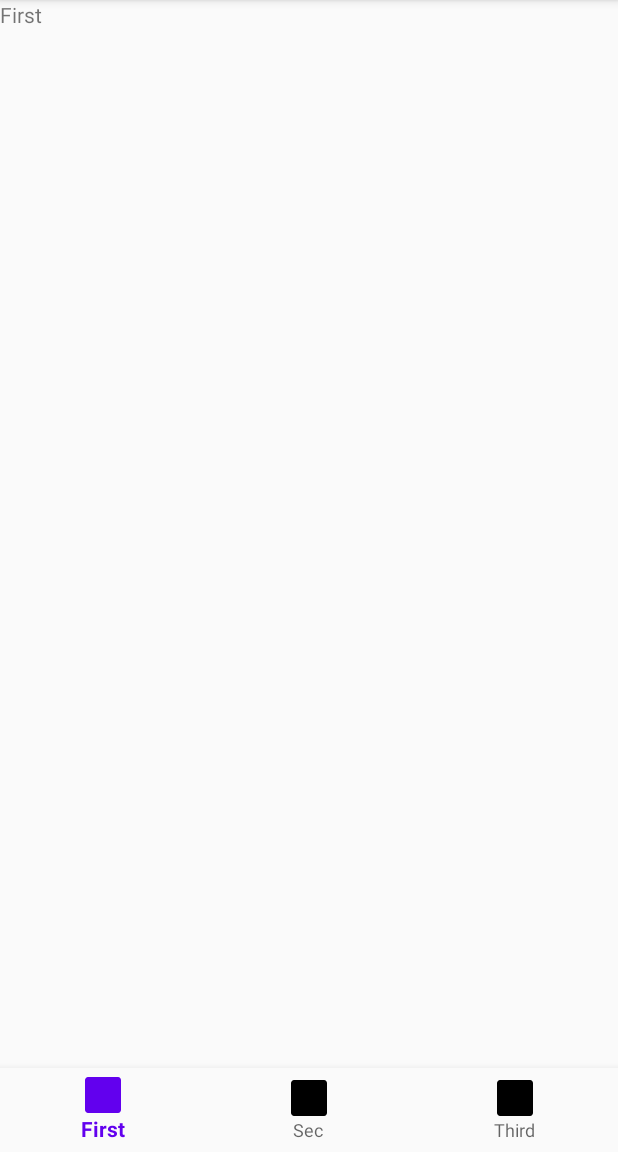
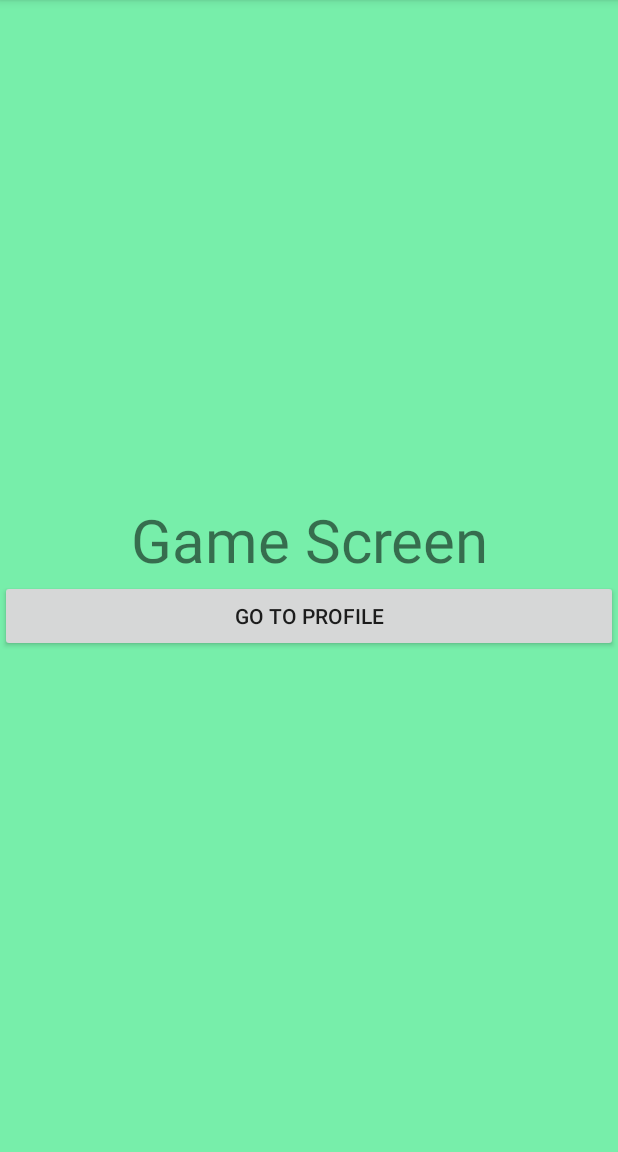
Before and after one commit to PalakSDarji/MyNavDemo, an Android app: the screen it shows after launch (MainActivity before the commit, GameActivity after it), on a phone screen of 412 x 824 dp, the part 84-1236 px from its top. Run offline under Robolectric (Android 15) with nearby library versions, the phone set to English and light mode, and no system bars.

Commit message:
viewmodel created for login state

```diff
--- /dev/null
+++ b/app/src/main/java/com/palak/mynavdemo/GameActivity.kt
@@ -0,0 +1,15 @@
+package com.palak.mynavdemo
+
+import androidx.appcompat.app.AppCompatActivity
+import android.os.Bundle
+import androidx.activity.viewModels
+
+class GameActivity : AppCompatActivity() {
+
+    private val viewModel : GameLoginViewModel by viewModels()
+
+    override fun onCreate(savedInstanceState: Bundle?) {
+        super.onCreate(savedInstanceState)
+        setContentView(R.layout.activity_game)
+    }
+}
--- /dev/null
+++ b/app/src/main/java/com/palak/mynavdemo/GameFragment.kt
@@ -0,0 +1,32 @@
+package com.palak.mynavdemo
+
+import android.os.Bundle
+import androidx.fragment.app.Fragment
+import android.view.LayoutInflater
+import android.view.View
+import android.view.ViewGroup
+import androidx.navigation.fragment.findNavController
+import kotlinx.android.synthetic.main.fragment_game.*
+
+/**
+ * A simple [Fragment] subclass.
+ */
+class GameFragment : Fragment() {
+
+    override fun onCreateView(
+        inflater: LayoutInflater, container: ViewGroup?,
+        savedInstanceState: Bundle?
+    ): View? {
+        // Inflate the layout for this fragment
+        return inflater.inflate(R.layout.fragment_game, container, false)
+    }
+
+    override fun onViewCreated(view: View, savedInstanceState: Bundle?) {
+        super.onViewCreated(view, savedInstanceState)
+
+        btnGoToProfile.setOnClickListener {
+            findNavController().navigate(R.id.action_gameFragment_to_gameProfileFragment)
+        }
+    }
+
+}
--- a/app/src/main/java/com/palak/mynavdemo/MainActivity.kt
+++ b/app/src/main/java/com/palak/mynavdemo/MainActivity.kt
@@ -2,7 +2,6 @@ package com.palak.mynavdemo
 
 import androidx.appcompat.app.AppCompatActivity
 import android.os.Bundle
-import androidx.fragment.app.findFragment
 import androidx.navigation.findNavController
 import androidx.navigation.ui.setupWithNavController
 import kotlinx.android.synthetic.main.activity_main.*
@@ -13,12 +12,6 @@ class MainActivity : AppCompatActivity() {
         super.onCreate(savedInstanceState)
         setContentView(R.layout.activity_main)
 
-    }
-
-    override fun onResume() {
-        super.onResume()
-
         bottomNav.setupWithNavController(findNavController(R.id.nav_host_fragment))
-
     }
 }
--- /dev/null
+++ b/app/src/main/res/layout/activity_game.xml
@@ -0,0 +1,21 @@
+<?xml version="1.0" encoding="utf-8"?>
+<androidx.constraintlayout.widget.ConstraintLayout xmlns:android="http://schemas.android.com/apk/res/android"
+    xmlns:app="http://schemas.android.com/apk/res-auto"
+    xmlns:tools="http://schemas.android.com/tools"
+    android:layout_width="match_parent"
+    android:layout_height="match_parent"
+    tools:context=".GameActivity">
+
+    <androidx.fragment.app.FragmentContainerView
+        android:id="@+id/nav_host_fragment"
+        android:name="androidx.navigation.fragment.NavHostFragment"
+        android:layout_width="0dp"
+        android:layout_height="0dp"
+        app:layout_constraintLeft_toLeftOf="parent"
+        app:layout_constraintRight_toRightOf="parent"
+        app:layout_constraintTop_toTopOf="parent"
+        app:layout_constraintBottom_toBottomOf="parent"
+        app:defaultNavHost="true"
+        app:navGraph="@navigation/nav_game"/>
+
+</androidx.constraintlayout.widget.ConstraintLayout>
--- /dev/null
+++ b/app/src/main/res/layout/fragment_game.xml
@@ -0,0 +1,28 @@
+<?xml version="1.0" encoding="utf-8"?>
+<LinearLayout xmlns:android="http://schemas.android.com/apk/res/android"
+    xmlns:tools="http://schemas.android.com/tools"
+    android:layout_width="match_parent"
+    android:layout_height="match_parent"
+    android:orientation="vertical"
+    android:background="#7ea"
+    android:layout_gravity="center"
+    android:gravity="center"
+    tools:context=".GameFragment">
+
+    <!-- TODO: Update blank fragment layout -->
+    <TextView
+        android:layout_width="wrap_content"
+        android:layout_height="wrap_content"
+        android:layout_gravity="center"
+        android:gravity="center"
+        android:textSize="40sp"
+        android:text="Game Screen" />
+
+    <androidx.appcompat.widget.AppCompatButton
+        android:layout_width="match_parent"
+        android:layout_height="wrap_content"
+        android:id="@+id/btnGoToProfile"
+        android:text="Go to Profile"
+
+        />
+</LinearLayout>
--- /dev/null
+++ b/app/src/main/res/navigation/nav_game.xml
@@ -0,0 +1,27 @@
+<?xml version="1.0" encoding="utf-8"?>
+<navigation xmlns:android="http://schemas.android.com/apk/res/android"
+    xmlns:app="http://schemas.android.com/apk/res-auto"
+    xmlns:tools="http://schemas.android.com/tools"
+    android:id="@+id/nav_game"
+    app:startDestination="@id/gameFragment">
+
+    <fragment
+        android:id="@+id/gameFragment"
+        android:name="com.palak.mynavdemo.GameFragment"
+        android:label="fragment_game"
+        tools:layout="@layout/fragment_game" >
+        <action
+            android:id="@+id/action_gameFragment_to_gameProfileFragment"
+            app:destination="@id/gameProfileFragment" />
+    </fragment>
+    <fragment
+        android:id="@+id/gameProfileFragment"
+        android:name="com.palak.mynavdemo.GameProfileFragment"
+        android:label="fragment_game_profile"
+        tools:layout="@layout/fragment_game_profile" />
+    <fragment
+        android:id="@+id/gameLoginFragment"
+        android:name="com.palak.mynavdemo.GameLoginFragment"
+        android:label="fragment_game_login"
+        tools:layout="@layout/fragment_game_login" />
+</navigation>
```
Also changed, not shown: app/build.gradle (+20 -8 lines), app/src/main/AndroidManifest.xml (+8 -5 lines), app/src/main/java/com/palak/mynavdemo/GameLoginFragment.kt (added, +59 -0 lines), app/src/main/java/com/palak/mynavdemo/GameLoginViewModel.kt (added, +47 -0 lines), app/src/main/java/com/palak/mynavdemo/GameProfileFragment.kt (added, +57 -0 lines), app/src/main/res/layout/fragment_game_login.xml (added, +37 -0 lines), app/src/main/res/layout/fragment_game_profile.xml (added, +27 -0 lines).
